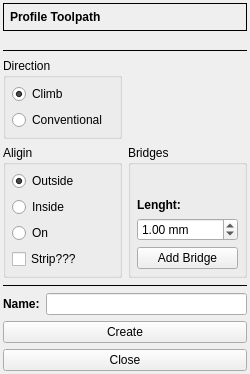
Above: G2G/forms/profileform.ui from XRay3D/GERBER_X3 before the change. Below: the same form after it.
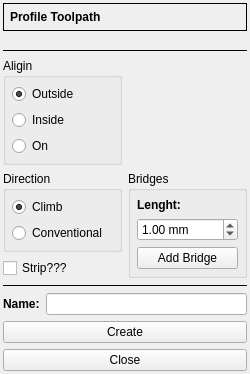
That is the form after the change. Icons and pictures are not drawn. Custom widgets are drawn as their Qt base class.

What changed in the file:
```diff
--- a/G2G/forms/profileform.ui
+++ b/G2G/forms/profileform.ui
@@ -7,7 +7,7 @@
     <x>0</x>
     <y>0</y>
     <width>250</width>
-    <height>369</height>
+    <height>366</height>
    </rect>
   </property>
   <property name="minimumSize">
@@ -96,7 +96,26 @@
    </item>
    <item row="4" column="0" colspan="2">
     <layout class="QGridLayout" name="gridLayout">
-     <item row="4" column="0">
+     <item row="1" column="1">
+      <widget class="QLabel" name="lblPixmap">
+       <property name="minimumSize">
+        <size>
+         <width>75</width>
+         <height>75</height>
+        </size>
+       </property>
+       <property name="text">
+        <string/>
+       </property>
+       <property name="pixmap">
+        <pixmap>:/toolpath/outside_climb.png</pixmap>
+       </property>
+       <property name="alignment">
+        <set>Qt::AlignCenter</set>
+       </property>
+      </widget>
+     </item>
+     <item row="1" column="0">
       <widget class="QGroupBox" name="groupBox">
        <property name="title">
         <string>Aligin</string>
@@ -138,20 +157,10 @@
           </property>
          </widget>
         </item>
-        <item>
-         <widget class="QCheckBox" name="cbxStrip">
-          <property name="enabled">
-           <bool>true</bool>
-          </property>
-          <property name="text">
-           <string>Strip???</string>
-          </property>
-         </widget>
-        </item>
        </layout>
       </widget>
      </item>
-     <item row="1" column="0">
+     <item row="2" column="0">
       <widget class="QGroupBox" name="groupBox_2">
        <property name="title">
         <string>Direction</string>
@@ -189,7 +198,17 @@
        </layout>
       </widget>
      </item>
-     <item row="4" column="1">
+     <item row="3" column="0">
+      <widget class="QCheckBox" name="cbxStrip">
+       <property name="enabled">
+        <bool>true</bool>
+       </property>
+       <property name="text">
+        <string>Strip???</string>
+       </property>
+      </widget>
+     </item>
+     <item row="2" column="1" rowspan="2">
       <widget class="QGroupBox" name="groupBox_3">
        <property name="title">
         <string>Bridges</string>
```
Left out of the diff: 19 changed lines with no effect on the pictures.
